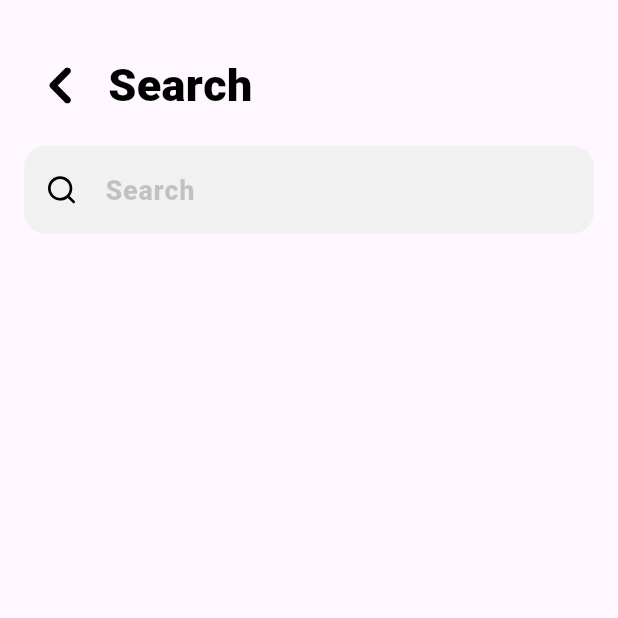
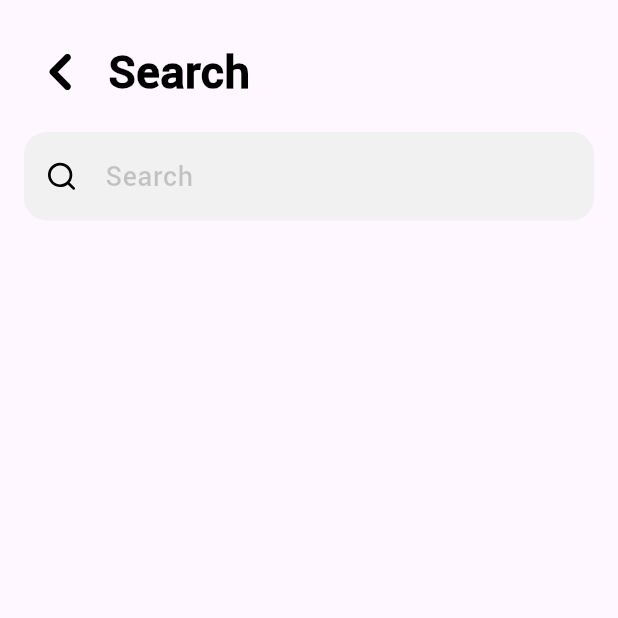
Before and after one commit to Liudmila-T/best_movies_app, a Flutter app: the SearchMoviesScreen screen opened by its route, on a phone screen of 412 x 824 dp, the top half of it. Run offline on Flutter 3.47's test engine with Material 3 defaults, Android fonts, the phone set to English and light mode, and no system bars; our stand-ins replace dio, either_dart, equatable, flutter_riverpod, flutter_spinkit, flutter_svg and 3 more; accounts and stored records are empty; network calls fail.

Commit message:
Fixed paddings, font, sizes

```diff
--- a/lib/features/movies/presentation/screens/movie_details_screen.dart
+++ b/lib/features/movies/presentation/screens/movie_details_screen.dart
@@ -39,7 +39,7 @@ class MovieDetailsScreen extends ConsumerWidget {
             child: Column(
               children: [
                 Padding(
-                  padding: const EdgeInsets.only(top: 33, right: 16),
+                  padding: const EdgeInsets.only(top: 24, right: 16),
                   child: Row(
                     children: [
                       IconButtonWidget(icon: Assets.arrowLeft, onTap: () => navigationService.goBack()),
@@ -68,8 +68,7 @@ class MovieDetailsScreen extends ConsumerWidget {
                           child: Image.network(
                             '${Constants.imageBaseUrl}${movie.posterPath}',
                             width: double.infinity,
-                            height: MediaQuery.sizeOf(context).height * 0.5,
-                            fit: BoxFit.cover,
+                            fit: BoxFit.contain,
                           ),
                         ),
                       ),
--- a/lib/features/movies/presentation/screens/movies_list_screen.dart
+++ b/lib/features/movies/presentation/screens/movies_list_screen.dart
@@ -60,7 +60,7 @@ class _MoviesListScreenState extends ConsumerState<MoviesListScreen> {
                         padding: EdgeInsets.only(
                           left: 16,
                           right: 6,
-                          top: MediaQuery.paddingOf(context).top + 33,
+                          top: MediaQuery.paddingOf(context).top + 24,
                           bottom: 24,
                         ),
                         child: Row(
--- a/lib/features/movies/presentation/screens/search_movies_screen.dart
+++ b/lib/features/movies/presentation/screens/search_movies_screen.dart
@@ -28,7 +28,7 @@ class SearchMoviesScreen extends ConsumerWidget {
         child: Column(
           children: [
             Padding(
-              padding: const EdgeInsets.only(top: 33, left: 16, right: 16),
+              padding: const EdgeInsets.only(top: 24, left: 16, right: 16),
               child: Row(
                 children: [
                   IconButtonWidget(icon: Assets.arrowLeft, onTap: () => navigationService.goBack()),
@@ -59,6 +59,7 @@ class SearchMoviesScreen extends ConsumerWidget {
                   filled: true,
                   border: OutlineInputBorder(borderRadius: BorderRadius.circular(15), borderSide: BorderSide.none),
                 ),
+                style: AppTextStyles.text18Bold.copyWith(color: context.textColor),
               ),
             ),
             Expanded(
--- a/lib/features/movies/presentation/widgets/favorite_button.dart
+++ b/lib/features/movies/presentation/widgets/favorite_button.dart
@@ -18,7 +18,7 @@ class FavoriteButton extends StatelessWidget {
 
     return SizedBox(
       width: double.infinity,
-      height: 47,
+      height: 54,
       child: ElevatedButton(
         onPressed: onTap,
         style: ElevatedButton.styleFrom(
--- a/pubspec.yaml
+++ b/pubspec.yaml
@@ -67,7 +67,7 @@ flutter:
   fonts:
     - family: Roboto
       fonts:
-        - asset: fonts/Roboto.ttf
+        - asset: fonts/Roboto-Medium.ttf
 
   # An image asset can refer to one or more resolution-specific "variants", see
   # https://flutter.dev/to/resolution-aware-images
```
Also changed, not shown: fonts/Roboto-Medium.ttf (added), fonts/Roboto.ttf (deleted), 3 other files.
